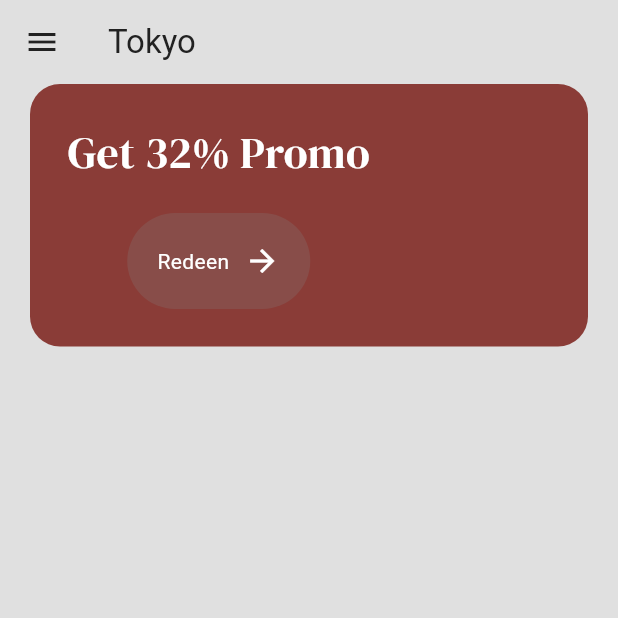
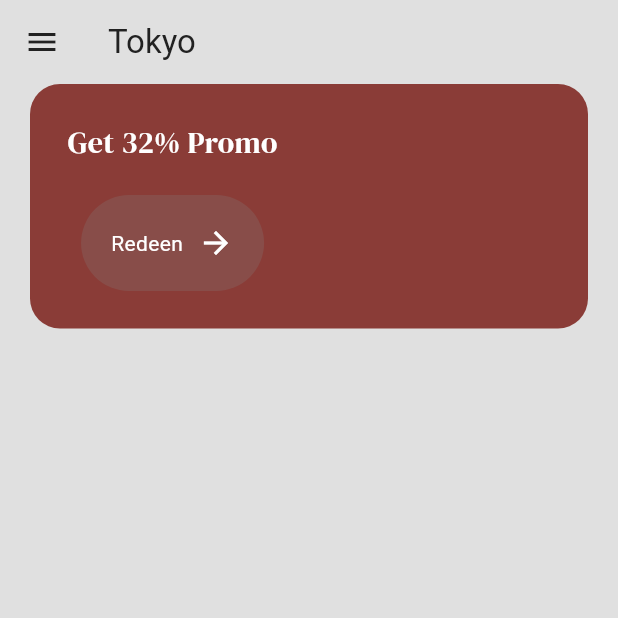
Before and after one commit to PedroH6/SushiApp, a Flutter app: the MenuPage screen opened by its route, on a phone screen of 412 x 824 dp, the top half of it. Run offline on Flutter 3.47's test engine with Material 3 defaults, Android fonts, the phone set to English and light mode, and no system bars; our stand-ins replace google_fonts.

Commit message:
fontSize 20

```diff
--- a/lib/menu_page.dart
+++ b/lib/menu_page.dart
@@ -39,7 +39,7 @@ class _MenuPageState extends State<MenuPage> {
                     Text(
                       'Get 32% Promo',
                       style: GoogleFonts.dmSerifDisplay(
-                        fontSize: 29,
+                        fontSize: 20,
                         color: Colors.white,
                       ),
                     ),
```
